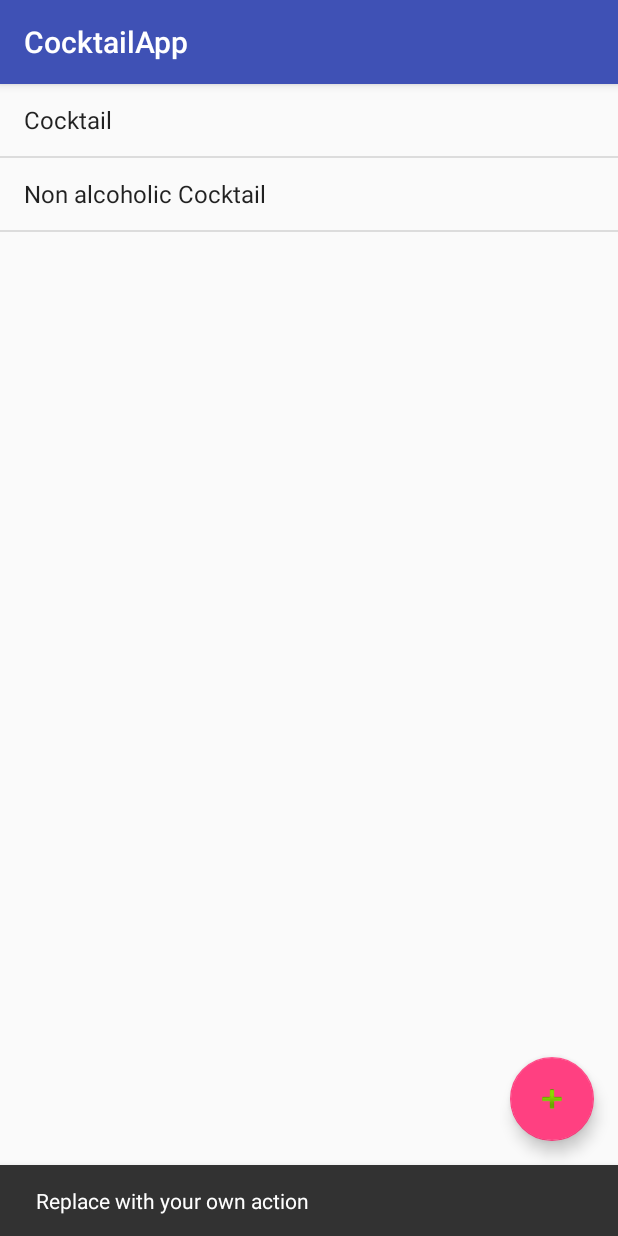
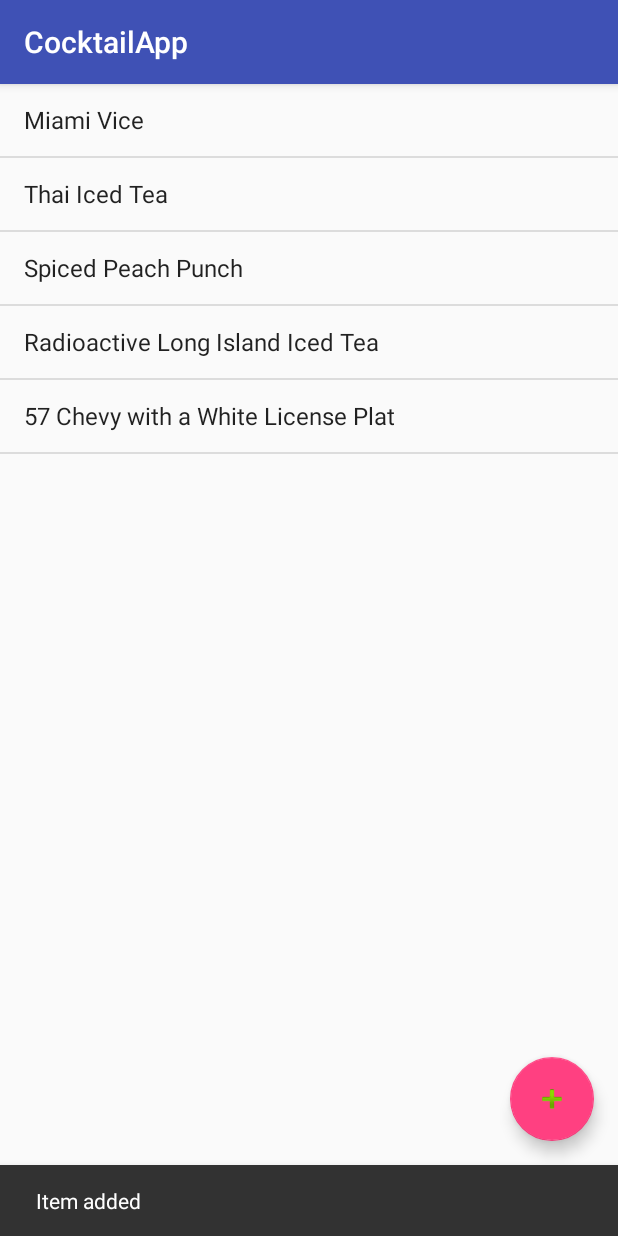
Before and after one commit to atsza/MobilLabor, an Android app: the screen it shows after launch (MainActivity), after a tap on an icon or button, on a phone screen of 412 x 824 dp. Run offline under Robolectric (Android 15) with nearby library versions, the phone set to English and light mode, and no system bars; libraries missing offline, so code that uses them is left out: com.orm, com.orm.dsl.

Commit message:
Bunus trash

```diff
--- a/app/src/main/AndroidManifest.xml
+++ b/app/src/main/AndroidManifest.xml
@@ -25,5 +25,6 @@
             android:theme="@style/AppTheme.NoActionBar">
         </activity>
     </application>
+    <uses-permission android:name="android.permission.INTERNET" />
 
 </manifest>
--- a/app/src/main/java/com/example/ati/laborapp/ui/main/MainActivity.java
+++ b/app/src/main/java/com/example/ati/laborapp/ui/main/MainActivity.java
@@ -44,27 +44,31 @@ public class MainActivity extends AppCompatActivity implements MainScreen {
         Toolbar toolbar = (Toolbar) findViewById(R.id.toolbar);
         setSupportActionBar(toolbar);
 
-        FloatingActionButton fab = (FloatingActionButton) findViewById(R.id.fab);
-        fab.setOnClickListener(new View.OnClickListener() {
-            @Override
-            public void onClick(View view) {
-                Snackbar.make(view, "Replace with your own action", Snackbar.LENGTH_LONG)
-                        .setAction("Action", null).show();
-            }
-        });
+
 
         listView = (ListView) findViewById(R.id.cocktail_list);
 
         cocktails = new ArrayList<Cocktail>();
 
         Cocktail c1 = new Cocktail();
-        c1.setStrDrink("Cocktail");
+        c1.setStrDrink("Miami Vice");
 
         Cocktail c2 = new Cocktail();
-        c2.setStrDrink("Non alcoholic Cocktail");
+        c2.setStrDrink("Thai Iced Tea");
+
+        Cocktail c3 = new Cocktail();
+        c3.setStrDrink("Spiced Peach Punch");
+        Cocktail c4 = new Cocktail();
+        c4.setStrDrink("Radioactive Long Island Iced Tea");
+        Cocktail c5 = new Cocktail();
+        c5.setStrDrink("57 Chevy with a White License Plat");
+
 
         cocktails.add(c1);
         cocktails.add(c2);
+        cocktails.add(c3);
+        cocktails.add(c4);
+        cocktails.add(c5);
 
         String[] listItems = new String[cocktails.size()];
 
@@ -84,6 +88,31 @@ public class MainActivity extends AppCompatActivity implements MainScreen {
 
                 Intent detailsIntent = new Intent(context, DetailsActivity.class);
                 startActivity(detailsIntent);
+            }
+        });
+
+        /*listView.setOnItemLongClickListener(new AdapterView.OnItemLongClickListener() {
+
+            @Override
+            public boolean onItemLongClick(AdapterView<?> parent, View view, int arg2, long arg3) {
+
+                cocktails.remove(arg2);//where arg2 is position of item you click
+                adapter.notifyDataSetChanged();
+
+                return false;
+            }
+        });*/
+
+        FloatingActionButton fab = (FloatingActionButton) findViewById(R.id.fab);
+        fab.setOnClickListener(new View.OnClickListener() {
+            @Override
+            public void onClick(View view) {
+                Snackbar.make(view, "Item added", Snackbar.LENGTH_LONG)
+                        .setAction("Action", null).show();
+                Cocktail c = new Cocktail();
+                c.setStrDrink("New Cocktail");
+                cocktails.add(c);
+                adapter.notifyDataSetChanged();
             }
         });
 
```
Also changed, not shown: app/src/main/java/com/example/ati/laborapp/ui/details/DetailsActivity.java (+25 -1 lines).
